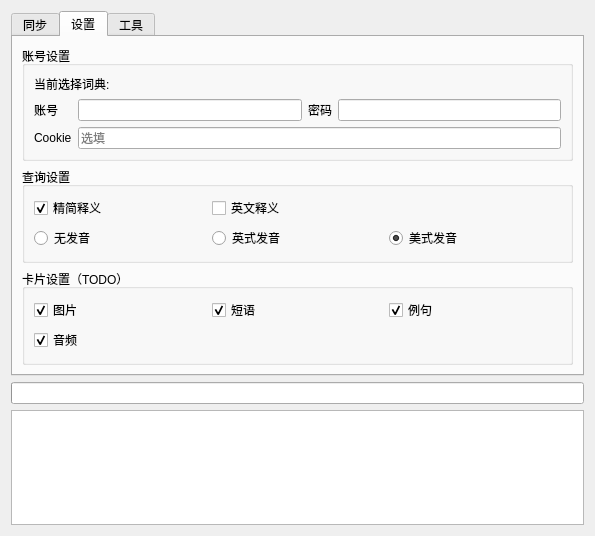
Above: addon/UIForm/mainUI.ui from lixvbnet/Dict2Anki before the change. Below: the same form after it.
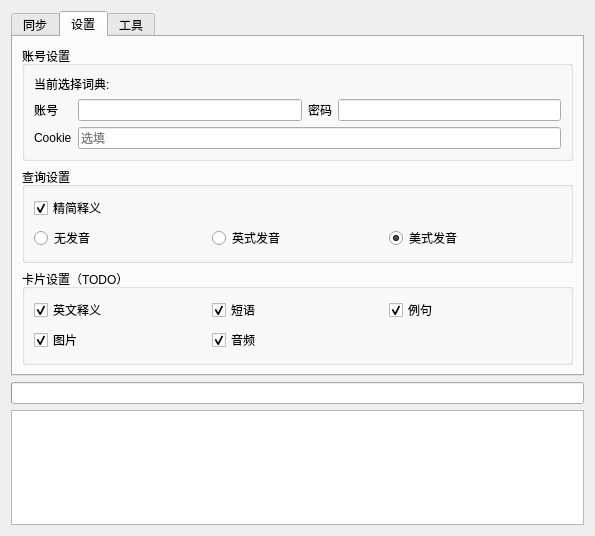
That is the form after the change. The open tabs and pages were chosen to show the change.

Commit message: dev: move 'definition_en' to card settings

Patch:
```diff
--- a/addon/UIForm/mainUI.ui
+++ b/addon/UIForm/mainUI.ui
@@ -203,16 +203,6 @@
           <string>查询设置</string>
          </property>
          <layout class="QGridLayout" name="gridLayout">
-          <item row="0" column="1">
-           <widget class="QCheckBox" name="enDefinitionCheckBox">
-            <property name="toolTip">
-             <string>Include English Translations</string>
-            </property>
-            <property name="text">
-             <string>英文释义</string>
-            </property>
-           </widget>
-          </item>
           <item row="1" column="2">
            <widget class="QRadioButton" name="AmEPronRadioButton">
             <property name="text">
@@ -333,6 +323,29 @@
           <string>卡片设置（TODO）</string>
          </property>
          <layout class="QGridLayout" name="gridLayout_6">
+          <item row="0" column="0">
+           <widget class="QCheckBox" name="definitionEnCheckBox">
+            <property name="toolTip">
+             <string>Include English Translations</string>
+            </property>
+            <property name="text">
+             <string>英文释义</string>
+            </property>
+            <property name="checked">
+             <bool>true</bool>
+            </property>
+           </widget>
+          </item>
+          <item row="1" column="0">
+           <widget class="QCheckBox" name="imageCheckBox">
+            <property name="text">
+             <string>图片</string>
+            </property>
+            <property name="checked">
+             <bool>true</bool>
+            </property>
+           </widget>
+          </item>
           <item row="0" column="2">
            <widget class="QCheckBox" name="sentenceCheckBox">
             <property name="text">
@@ -343,16 +356,6 @@
             </property>
            </widget>
           </item>
-          <item row="0" column="0">
-           <widget class="QCheckBox" name="imageCheckBox">
-            <property name="text">
-             <string>图片</string>
-            </property>
-            <property name="checked">
-             <bool>true</bool>
-            </property>
-           </widget>
-          </item>
           <item row="0" column="1">
            <widget class="QCheckBox" name="phraseCheckBox">
             <property name="text">
@@ -363,7 +366,7 @@
             </property>
            </widget>
           </item>
-          <item row="1" column="0">
+          <item row="1" column="1">
            <widget class="QCheckBox" name="pronunciationCheckBox">
             <property name="text">
              <string>音频</string>
```
The commit also changes 5 other files.
